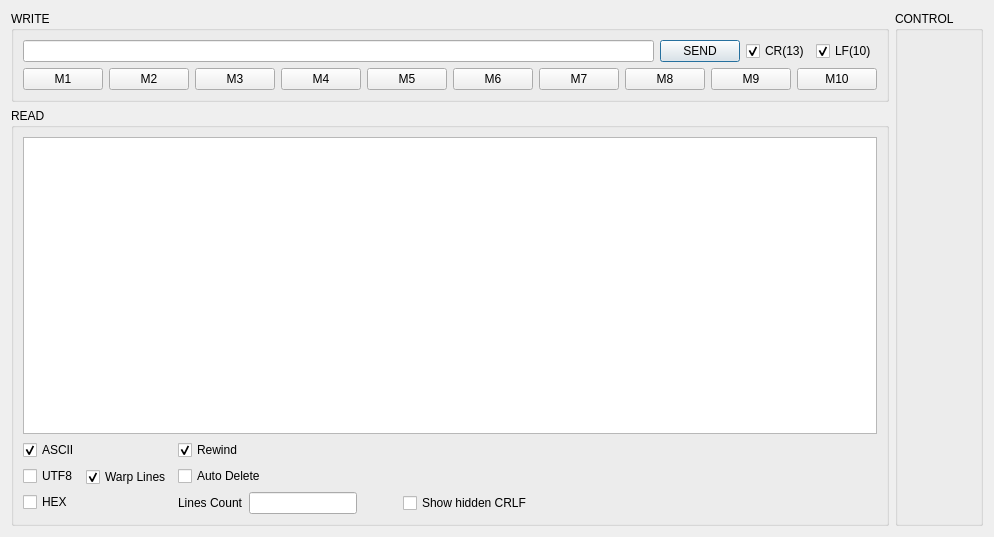
Qt form DataVisualizer/serialterminal.ui (DamianPodrazaCode/DataVisualizer) before a commit.
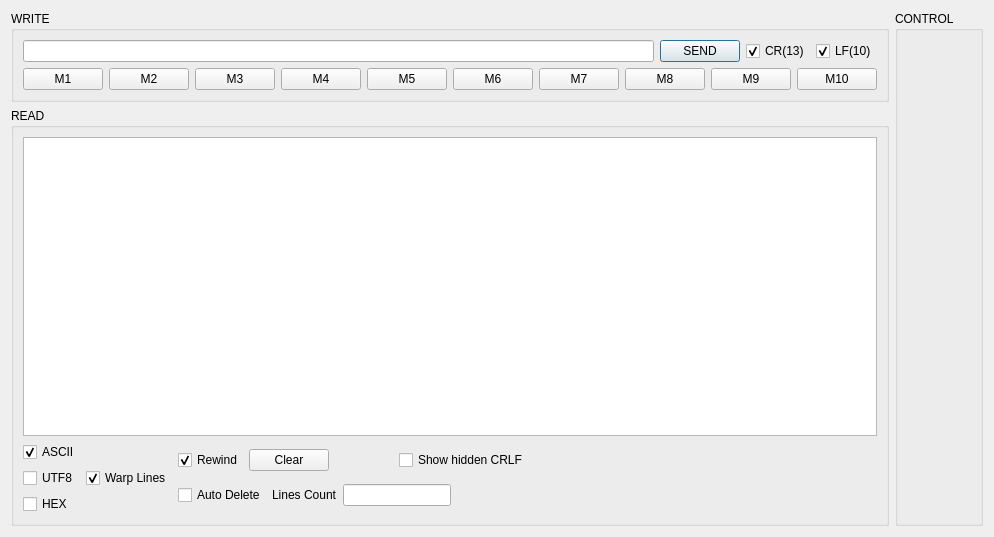
The same form after that commit.

```diff
--- a/DataVisualizer/serialterminal.ui
+++ b/DataVisualizer/serialterminal.ui
@@ -237,6 +237,8 @@
         <item>
          <layout class="QVBoxLayout" name="verticalLayout_2">
           <item>
+           <layout class="QHBoxLayout" name="horizontalLayout_7">
+            <item>
            <widget class="QCheckBox" name="cb_rewind">
             <property name="text">
              <string>Rewind</string>
@@ -247,6 +249,37 @@
            </widget>
           </item>
           <item>
+             <widget class="QPushButton" name="pb_clear_read">
+              <property name="text">
+               <string>Clear</string>
+              </property>
+             </widget>
+            </item>
+            <item>
+             <spacer name="horizontalSpacer_3">
+              <property name="orientation">
+               <enum>Qt::Horizontal</enum>
+              </property>
+              <property name="sizeHint" stdset="0">
+               <size>
+                <width>40</width>
+                <height>20</height>
+               </size>
+              </property>
+             </spacer>
+            </item>
+            <item>
+             <widget class="QCheckBox" name="cb_hiddenCRLF">
+              <property name="text">
+               <string>Show hidden CRLF</string>
+              </property>
+             </widget>
+            </item>
+           </layout>
+          </item>
+          <item>
+           <layout class="QHBoxLayout" name="horizontalLayout_5">
+            <item>
            <widget class="QCheckBox" name="cb_autoDelete">
             <property name="text">
              <string>Auto Delete</string>
@@ -254,8 +287,6 @@
            </widget>
           </item>
           <item>
-           <layout class="QHBoxLayout" name="horizontalLayout_5">
-            <item>
              <widget class="QLabel" name="label">
               <property name="sizePolicy">
                <sizepolicy hsizetype="Preferred" vsizetype="Preferred">
@@ -287,13 +318,6 @@
               </property>
              </spacer>
             </item>
-            <item>
-             <widget class="QCheckBox" name="cb_hiddenCRLF">
-              <property name="text">
-               <string>Show hidden CRLF</string>
-              </property>
-             </widget>
-            </item>
            </layout>
           </item>
          </layout>
```
Left out of the diff: 4 changed lines with no effect on the pictures. Lines whose indentation alone changed are shown as unchanged.
